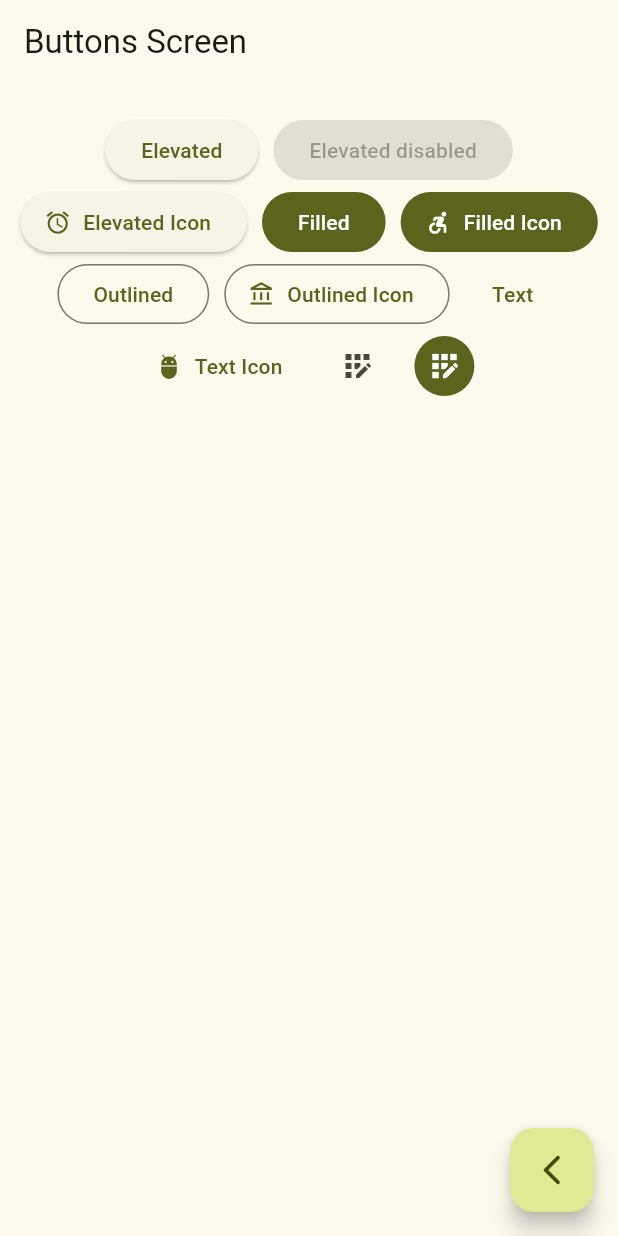
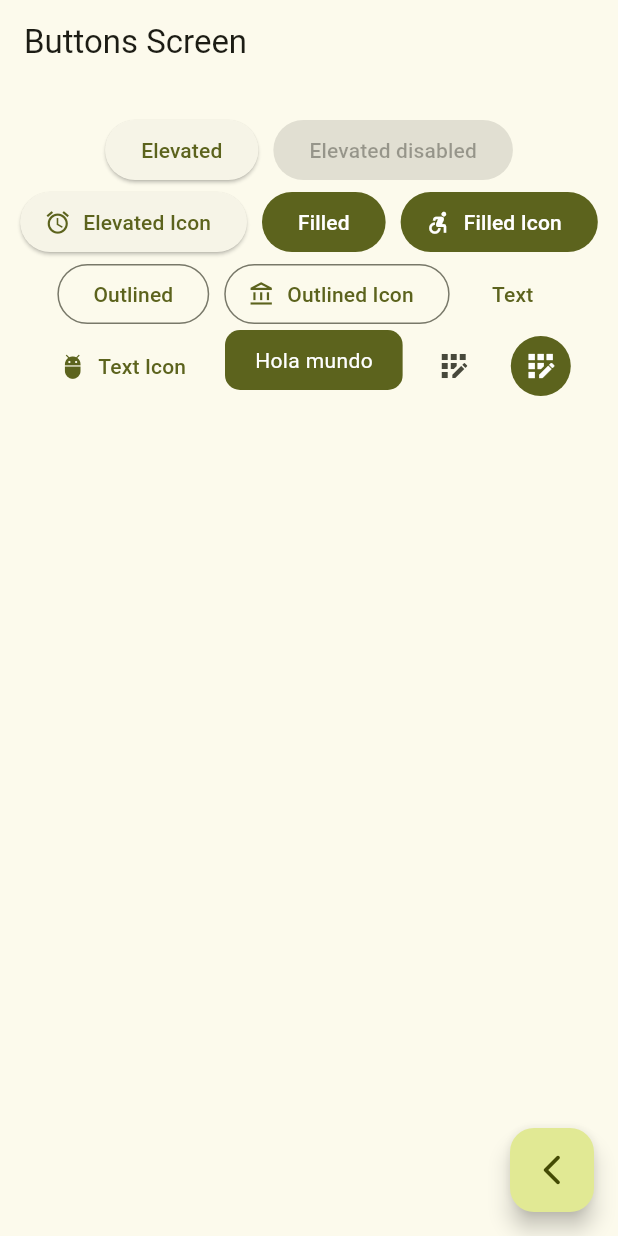
Before and after one commit to oscarruiz05/widgets_app, a Flutter app: the ButtonsScrenn screen opened by its route, on a phone screen of 412 x 824 dp. Run offline on Flutter 3.47's test engine with Material 3 defaults, Android fonts, the phone set to English and light mode, and no system bars; our stand-ins replace go_router.

Commit message:
Add CustomButton widget to ButtonsScreen for enhanced button functionality

```diff
--- a/lib/presentation/screens/buttons/buttons_screnn.dart
+++ b/lib/presentation/screens/buttons/buttons_screnn.dart
@@ -64,6 +64,8 @@ class _ButtonsView extends StatelessWidget {
               icon: const Icon(Icons.adb_outlined),
             ),
 
+            CustomButton(),
+
             IconButton(
               onPressed: () {},
               icon: const Icon(Icons.app_registration_outlined),
@@ -82,3 +84,26 @@ class _ButtonsView extends StatelessWidget {
     );
   }
 }
+
+class CustomButton extends StatelessWidget {
+  const CustomButton({super.key});
+
+  @override
+  Widget build(BuildContext context) {
+    final colors = Theme.of(context).colorScheme;
+
+    return ClipRRect(
+      borderRadius: BorderRadius.circular(10),
+      child: Material(
+        color: colors.primary,
+        child: InkWell(
+          onTap: () {},
+          child: Padding(
+            padding: const EdgeInsets.symmetric(horizontal: 20, vertical: 10),
+            child: Text('Hola mundo', style: TextStyle(color: Colors.white)),
+          ),
+        ),
+      ),
+    );
+  }
+}
```
